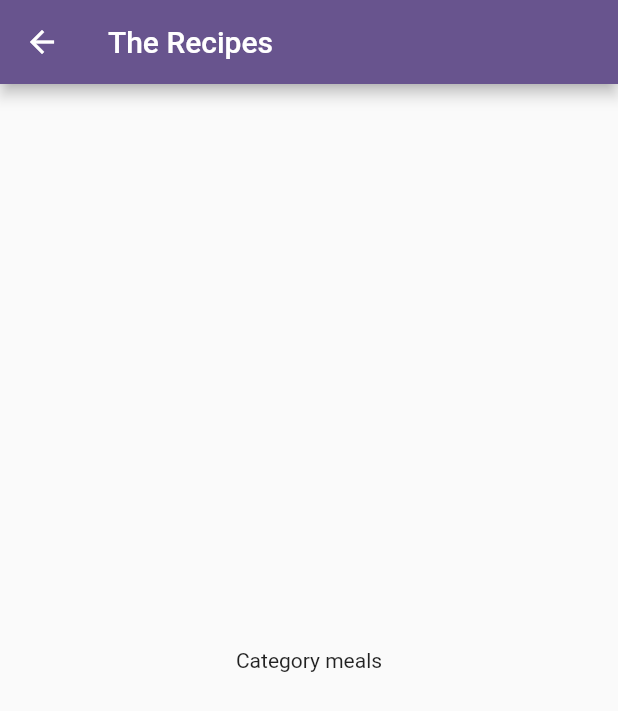
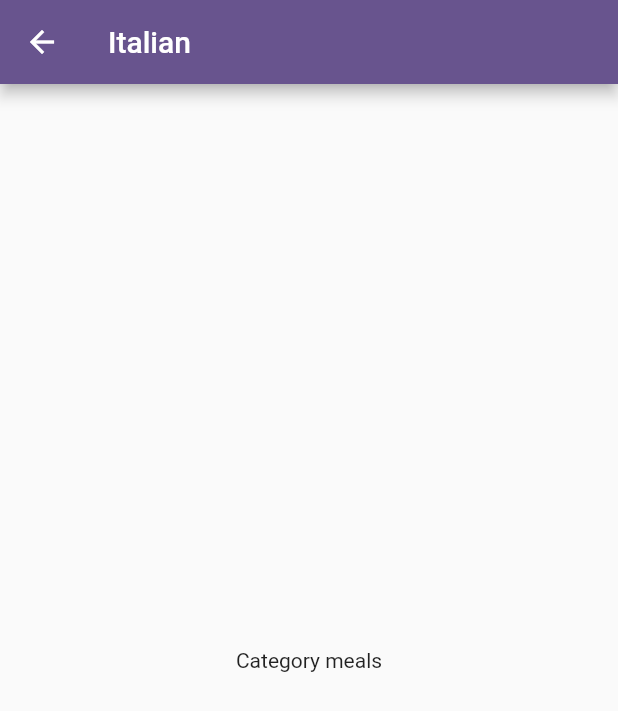
Before and after one commit to 420saqi/meals-App, a Flutter app: the screen it shows after launch, after a tap on "Italian", on a phone screen of 412 x 824 dp. Shown: the top 711 px of the screen. Run offline on Flutter 3.47's test engine with Material 2 defaults, Android fonts, the phone set to English and light mode, and no system bars.

```diff
--- a/lib/category_item.dart
+++ b/lib/category_item.dart
@@ -1,18 +1,26 @@
 import 'package:flutter/material.dart';
 import 'package:mealsapp/category_meals_screen.dart';
+import 'package:mealsapp/category_screen.dart';
+import 'package:mealsapp/main.dart';
 
 class CategoryItem extends StatelessWidget {
   final String itemTitle;
+  final String itemId;
   final Color itemColor;
 
   const CategoryItem({
+    required this.itemId,
     required this.itemTitle,
     required this.itemColor,
   });
 
   void selectedMeal(BuildContext ctx){
-    Navigator.of(ctx).push(MaterialPageRoute(
-      builder: (_) =>const CategoryMealScreen() ,));
+    Navigator.of(ctx).pushNamed(
+      MyApp.categoryMealsScreen ,arguments: {
+        'id': itemId,
+      'title' : itemTitle,
+    }
+    );
   }
 
   @override
--- a/lib/category_meals_screen.dart
+++ b/lib/category_meals_screen.dart
@@ -5,9 +5,13 @@ class CategoryMealScreen extends StatelessWidget {
 
   @override
   Widget build(BuildContext context) {
-    return Scaffold(
+  final routeArgument =
+  ModalRoute.of(context)?.settings.arguments as Map<String,String>;
+  final categoryTitle= routeArgument['title'];
+  final categoryId = routeArgument['id'];
+  return Scaffold(
       appBar: AppBar(
-        title: const Text(('The Recipes')),
+        title: Text((categoryTitle.toString())),
       ),
       body:const Center(
     child: Text('Category meals'),
--- a/lib/category_screen.dart
+++ b/lib/category_screen.dart
@@ -21,6 +21,7 @@ class CategoriesScreen extends StatelessWidget {
         ),
         children: dummyCategories
             .map((catData) => CategoryItem(
+                  itemId: catData.id,
                   itemTitle: catData.title,
                   itemColor: catData.color,
                 ))
--- a/lib/main.dart
+++ b/lib/main.dart
@@ -1,4 +1,5 @@
 import 'package:flutter/material.dart';
+import 'package:mealsapp/category_meals_screen.dart';
 import 'package:mealsapp/category_screen.dart';
 
 void main() {
@@ -6,6 +7,7 @@ void main() {
 }
 
 class MyApp extends StatelessWidget {
+  static const categoryMealsScreen = 'category-meals';
   const MyApp({super.key});
 
   // This widget is the root of your application.
@@ -24,7 +26,11 @@ class MyApp extends StatelessWidget {
         ),
         colorScheme: ColorScheme.fromSeed(seedColor: Colors.deepPurple),
       ),
-      home: const CategoriesScreen(),
+      // home: const CategoriesScreen(),
+      routes: {
+        '/' :(context) => const CategoriesScreen(),// default route
+        'category-meals': (context) => const CategoryMealScreen(),
+      },
     );
   }
 }
```
